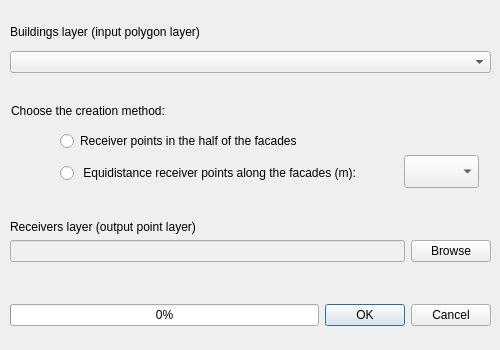
The window that tools/ui_CreateReceiverPoints.ui (Arpapiemonte/openoise-map) describes before a commit, drawn with Qt 5.
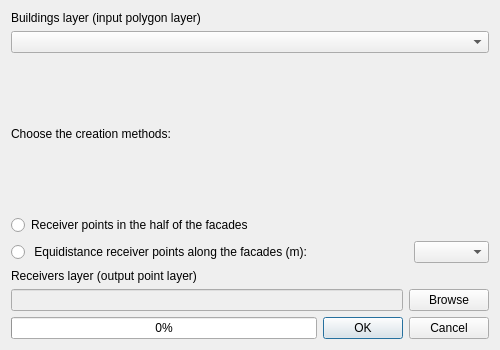
The same window after the commit. Custom widgets are drawn as their Qt base class.

```diff
--- a/tools/ui_CreateReceiverPoints.ui
+++ b/tools/ui_CreateReceiverPoints.ui
@@ -14,7 +14,7 @@
    </rect>
   </property>
   <property name="sizePolicy">
-   <sizepolicy hsizetype="Fixed" vsizetype="Fixed">
+   <sizepolicy hsizetype="Preferred" vsizetype="Preferred">
     <horstretch>0</horstretch>
     <verstretch>0</verstretch>
    </sizepolicy>
@@ -43,15 +43,8 @@
   <property name="locale">
    <locale language="Italian" country="Italy"/>
   </property>
-  <widget class="QWidget" name="verticalLayoutWidget">
-   <property name="geometry">
-    <rect>
-     <x>10</x>
-     <y>19</y>
-     <width>481</width>
-     <height>61</height>
-    </rect>
-   </property>
+  <layout class="QVBoxLayout" name="verticalLayout">
+   <item>
    <layout class="QVBoxLayout" name="buildings_layer_verticalLayout">
     <property name="sizeConstraint">
      <enum>QLayout::SetNoConstraint</enum>
@@ -70,19 +63,52 @@
      </widget>
     </item>
     <item>
-     <widget class="QComboBox" name="buildings_layer_comboBox"/>
-    </item>
-   </layout>
-  </widget>
-  <widget class="QWidget" name="verticalLayoutWidget_2">
-   <property name="geometry">
-    <rect>
-     <x>10</x>
-     <y>220</y>
-     <width>481</width>
-     <height>61</height>
-    </rect>
-   </property>
+      <widget class="QgsMapLayerComboBox" name="buildings_layer_comboBox"/>
+     </item>
+    </layout>
+   </item>
+   <item>
+    <widget class="QLabel" name="label">
+     <property name="text">
+      <string>Choose the creation methods:</string>
+     </property>
+    </widget>
+   </item>
+   <item>
+    <layout class="QGridLayout" name="gridLayout">
+     <item row="0" column="0">
+      <widget class="QRadioButton" name="middle_pts_radioButton">
+       <property name="text">
+        <string>Receiver points in the half of the facades</string>
+       </property>
+      </widget>
+     </item>
+     <item row="1" column="0">
+      <widget class="QRadioButton" name="spaced_pts_radioButton">
+       <property name="text">
+        <string> Equidistance receiver points along the facades (m):</string>
+       </property>
+      </widget>
+     </item>
+     <item row="1" column="1">
+      <widget class="QComboBox" name="spaced_pts_comboBox">
+       <property name="minimumSize">
+        <size>
+         <width>75</width>
+         <height>0</height>
+        </size>
+       </property>
+       <property name="maximumSize">
+        <size>
+         <width>75</width>
+         <height>16777215</height>
+        </size>
+       </property>
+      </widget>
+     </item>
+    </layout>
+   </item>
+   <item>
    <layout class="QVBoxLayout" name="receivers_layer_verticalLayout">
     <property name="sizeConstraint">
      <enum>QLayout::SetMaximumSize</enum>
@@ -134,16 +160,8 @@
      </layout>
     </item>
    </layout>
-  </widget>
-  <widget class="QWidget" name="horizontalLayoutWidget_2">
-   <property name="geometry">
-    <rect>
-     <x>10</x>
-     <y>300</y>
-     <width>481</width>
-     <height>31</height>
-    </rect>
-   </property>
+   </item>
+   <item>
    <layout class="QHBoxLayout" name="horizontalLayout">
     <item>
      <widget class="QProgressBar" name="progressBar">
@@ -169,69 +187,16 @@
      </widget>
     </item>
    </layout>
-  </widget>
-  <widget class="QLabel" name="label">
-   <property name="geometry">
-    <rect>
-     <x>11</x>
-     <y>102</y>
-     <width>241</width>
-     <height>17</height>
-    </rect>
-   </property>
-   <property name="text">
-    <string>Choose the creation method:</string>
-   </property>
-  </widget>
-  <widget class="QRadioButton" name="middle_pts_radioButton">
-   <property name="geometry">
-    <rect>
-     <x>60</x>
-     <y>130</y>
-     <width>291</width>
-     <height>22</height>
-    </rect>
-   </property>
-   <property name="text">
-    <string>Receiver points in the half of the facades</string>
-   </property>
-  </widget>
-  <widget class="QRadioButton" name="spaced_pts_radioButton">
-   <property name="geometry">
-    <rect>
-     <x>60</x>
-     <y>162</y>
-     <width>331</width>
-     <height>22</height>
-    </rect>
-   </property>
-   <property name="text">
-    <string> Equidistance receiver points along the facades (m):</string>
-   </property>
-  </widget>
-  <widget class="QComboBox" name="spaced_pts_comboBox">
-   <property name="geometry">
-    <rect>
-     <x>404</x>
-     <y>155</y>
-     <width>75</width>
-     <height>33</height>
-    </rect>
-   </property>
-   <property name="minimumSize">
-    <size>
-     <width>75</width>
-     <height>0</height>
-    </size>
-   </property>
-   <property name="maximumSize">
-    <size>
-     <width>75</width>
-     <height>16777215</height>
-    </size>
-   </property>
-  </widget>
- </widget>
+   </item>
+  </layout>
+ </widget>
+ <customwidgets>
+  <customwidget>
+   <class>QgsMapLayerComboBox</class>
+   <extends>QComboBox</extends>
+   <header>qgsmaplayercombobox.h</header>
+  </customwidget>
+ </customwidgets>
  <resources/>
  <connections>
   <connection>
```
Lines whose indentation alone changed are shown as unchanged.
